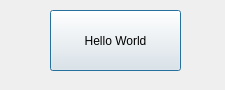
sebihepp/FirstTest, file mainwindow.ui: the form before one commit.
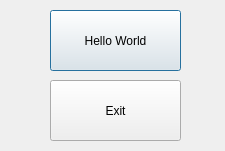
The form after the commit.

Commit message: added exit button

Patch:
```diff
--- a/mainwindow.ui
+++ b/mainwindow.ui
@@ -7,7 +7,7 @@
     <x>0</x>
     <y>0</y>
     <width>225</width>
-    <height>90</height>
+    <height>151</height>
    </rect>
   </property>
   <property name="sizePolicy">
@@ -54,6 +54,28 @@
      <bool>true</bool>
     </property>
    </widget>
+   <widget class="QPushButton" name="exitButton">
+    <property name="geometry">
+     <rect>
+      <x>50</x>
+      <y>80</y>
+      <width>131</width>
+      <height>61</height>
+     </rect>
+    </property>
+    <property name="locale">
+     <locale language="English" country="UnitedStates"/>
+    </property>
+    <property name="text">
+     <string>Exit</string>
+    </property>
+    <property name="checkable">
+     <bool>false</bool>
+    </property>
+    <property name="default">
+     <bool>false</bool>
+    </property>
+   </widget>
   </widget>
  </widget>
  <resources/>
```
The commit also changes 5 other files.
